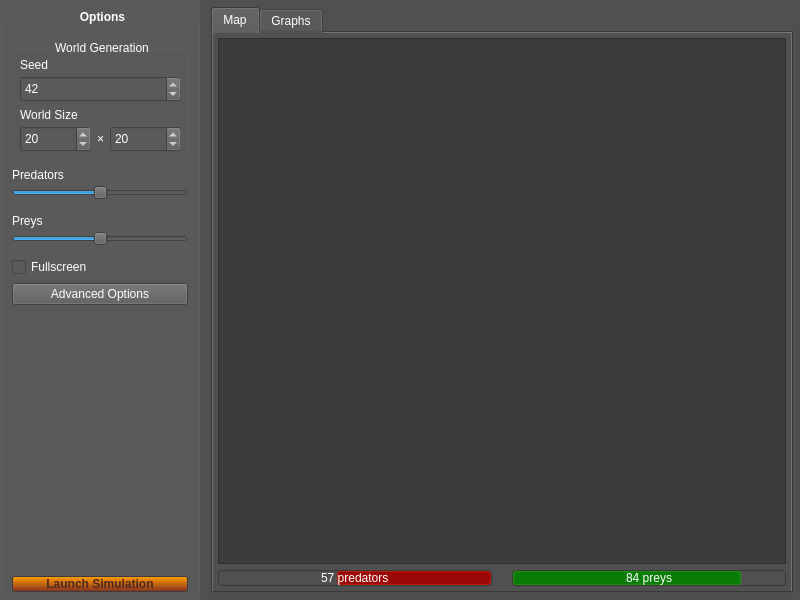
Before: the Qt Designer form src/gui/MainWindow.ui in HerrCraziDev/projet-qt, drawn with Qt 5.
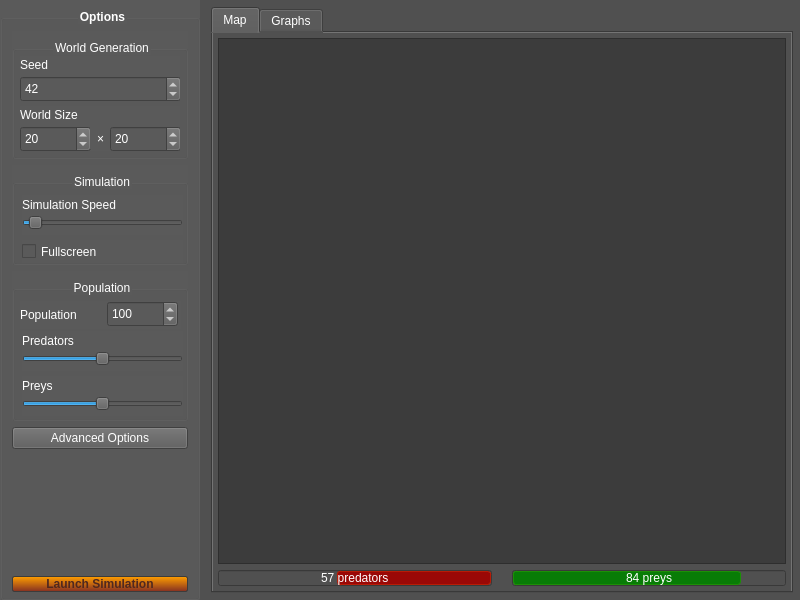
After: the same form once the commit is applied.

```diff
--- a/src/gui/MainWindow.ui
+++ b/src/gui/MainWindow.ui
@@ -320,7 +320,141 @@
           </widget>
          </item>
          <item>
+          <widget class="QGroupBox" name="group_simu">
+           <property name="sizePolicy">
+            <sizepolicy hsizetype="Preferred" vsizetype="Fixed">
+             <horstretch>0</horstretch>
+             <verstretch>0</verstretch>
+            </sizepolicy>
+           </property>
+           <property name="minimumSize">
+            <size>
+             <width>0</width>
+             <height>100</height>
+            </size>
+           </property>
+           <property name="title">
+            <string>Simulation</string>
+           </property>
+           <widget class="QWidget" name="div_simspeed" native="true">
+            <property name="geometry">
+             <rect>
+              <x>10</x>
+              <y>30</y>
+              <width>161</width>
+              <height>40</height>
+             </rect>
+            </property>
+            <property name="sizePolicy">
+             <sizepolicy hsizetype="Preferred" vsizetype="Fixed">
+              <horstretch>0</horstretch>
+              <verstretch>1</verstretch>
+             </sizepolicy>
+            </property>
+            <property name="minimumSize">
+             <size>
+              <width>0</width>
+              <height>40</height>
+             </size>
+            </property>
+            <property name="styleSheet">
+             <string notr="true"/>
+            </property>
+            <widget class="QLabel" name="lbl_simspeed">
+             <property name="geometry">
+              <rect>
+               <x>0</x>
+               <y>0</y>
+               <width>121</width>
+               <height>20</height>
+              </rect>
+             </property>
+             <property name="text">
+              <string>Simulation Speed</string>
+             </property>
+            </widget>
+            <widget class="QSlider" name="slider_simspeed">
+             <property name="geometry">
+              <rect>
+               <x>0</x>
+               <y>20</y>
+               <width>161</width>
+               <height>16</height>
+              </rect>
+             </property>
+             <property name="maximum">
+              <number>500</number>
+             </property>
+             <property name="value">
+              <number>20</number>
+             </property>
+             <property name="orientation">
+              <enum>Qt::Horizontal</enum>
+             </property>
+             <property name="invertedAppearance">
+              <bool>false</bool>
+             </property>
+             <property name="invertedControls">
+              <bool>false</bool>
+             </property>
+            </widget>
+           </widget>
+           <widget class="QCheckBox" name="toggle_fs">
+            <property name="geometry">
+             <rect>
+              <x>10</x>
+              <y>75</y>
+              <width>161</width>
+              <height>23</height>
+             </rect>
+            </property>
+            <property name="toolTip">
+             <string>Toggle the fullscreen mode</string>
+            </property>
+            <property name="text">
+             <string>Fullscreen</string>
+            </property>
+           </widget>
+          </widget>
+         </item>
+         <item>
+          <widget class="QGroupBox" name="group_population">
+           <property name="sizePolicy">
+            <sizepolicy hsizetype="Minimum" vsizetype="Fixed">
+             <horstretch>0</horstretch>
+             <verstretch>0</verstretch>
+            </sizepolicy>
+           </property>
+           <property name="minimumSize">
+            <size>
+             <width>0</width>
+             <height>150</height>
+            </size>
+           </property>
+           <property name="sizeIncrement">
+            <size>
+             <width>0</width>
+             <height>0</height>
+            </size>
+           </property>
+           <property name="baseSize">
+            <size>
+             <width>0</width>
+             <height>0</height>
+            </size>
+           </property>
+           <property name="title">
+            <string>Population</string>
+           </property>
           <widget class="QWidget" name="div_predprct" native="true">
+            <property name="geometry">
+             <rect>
+              <x>10</x>
+              <y>60</y>
+              <width>161</width>
+              <height>40</height>
+             </rect>
+            </property>
            <property name="sizePolicy">
             <sizepolicy hsizetype="Preferred" vsizetype="Fixed">
              <horstretch>0</horstretch>
@@ -351,8 +485,8 @@
              <rect>
               <x>0</x>
               <y>20</y>
-              <width>176</width>
-              <height>15</height>
+               <width>161</width>
+               <height>16</height>
              </rect>
             </property>
             <property name="mouseTracking">
@@ -369,9 +503,15 @@
             </property>
            </widget>
           </widget>
-         </item>
-         <item>
           <widget class="QWidget" name="div_preyprct" native="true">
+            <property name="geometry">
+             <rect>
+              <x>10</x>
+              <y>105</y>
+              <width>161</width>
+              <height>40</height>
+             </rect>
+            </property>
            <property name="sizePolicy">
             <sizepolicy hsizetype="Preferred" vsizetype="Fixed">
              <horstretch>0</horstretch>
@@ -402,8 +542,8 @@
              <rect>
               <x>0</x>
               <y>20</y>
-              <width>176</width>
-              <height>15</height>
+               <width>161</width>
+               <height>16</height>
              </rect>
             </property>
             <property name="maximum">
@@ -416,16 +556,62 @@
              <enum>Qt::Horizontal</enum>
             </property>
            </widget>
-          </widget>
-         </item>
-         <item>
-          <widget class="QCheckBox" name="toggle_fs">
-           <property name="toolTip">
-            <string>Toggle the fullscreen mode</string>
+            <zorder>lbl_preysprct</zorder>
+            <zorder>slider_preysprct</zorder>
+            <zorder>div_predprct</zorder>
+            <zorder>div_predprct</zorder>
+           </widget>
+           <widget class="QWidget" name="div_popnumber" native="true">
+            <property name="geometry">
+             <rect>
+              <x>8</x>
+              <y>30</y>
+              <width>161</width>
+              <height>28</height>
+             </rect>
+            </property>
+            <property name="sizePolicy">
+             <sizepolicy hsizetype="Preferred" vsizetype="Maximum">
+              <horstretch>0</horstretch>
+              <verstretch>0</verstretch>
+             </sizepolicy>
+            </property>
+            <property name="minimumSize">
+             <size>
+              <width>0</width>
+              <height>28</height>
+             </size>
+            </property>
+            <widget class="QLabel" name="lbl_popnumber">
+             <property name="geometry">
+              <rect>
+               <x>0</x>
+               <y>5</y>
+               <width>81</width>
+               <height>17</height>
+              </rect>
            </property>
            <property name="text">
-            <string>Fullscreen</string>
-           </property>
+              <string>Population</string>
+             </property>
+            </widget>
+            <widget class="QSpinBox" name="input_popnumber">
+             <property name="geometry">
+              <rect>
+               <x>87</x>
+               <y>0</y>
+               <width>71</width>
+               <height>26</height>
+              </rect>
+             </property>
+             <property name="maximum">
+              <number>10000</number>
+             </property>
+             <property name="value">
+              <number>100</number>
+             </property>
+            </widget>
+           </widget>
           </widget>
          </item>
          <item>
```
Left out of the diff: 10 changed lines with no effect on the pictures. Lines whose indentation alone changed are shown as unchanged.
